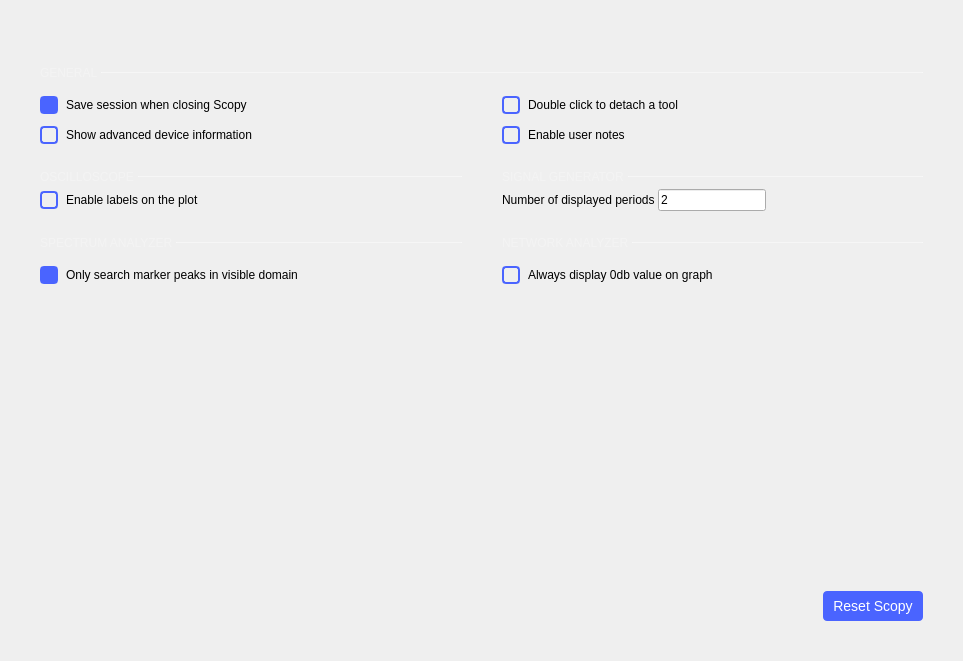
analogdevicesinc/scopy, file ui/preferences.ui: the form before one commit.
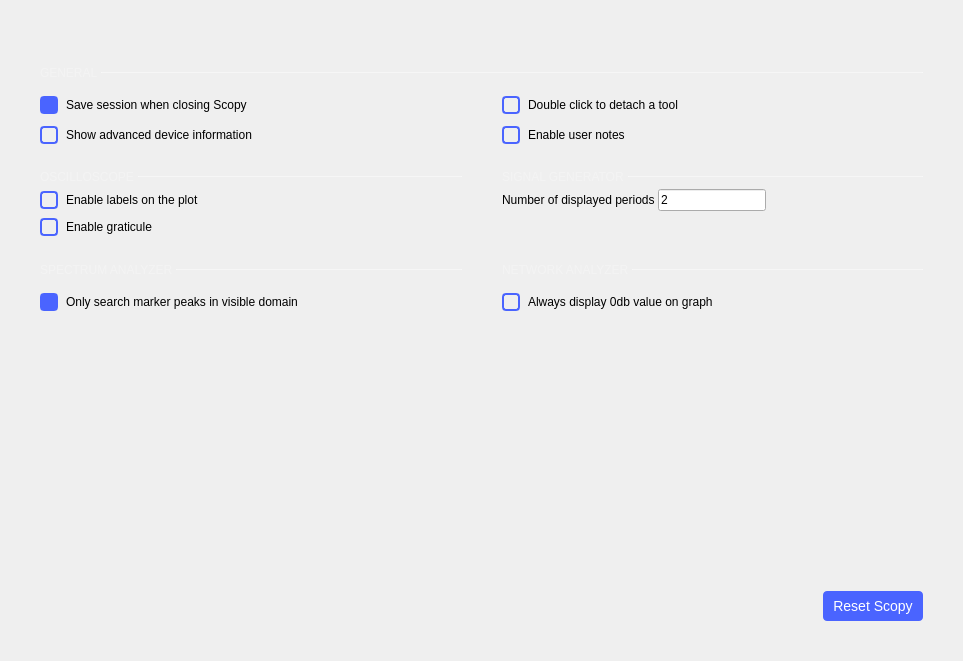
The form after the commit. Custom widgets are drawn as their Qt base class.

Commit message: Preferences: add option to enable / disable oscilloscope graticule

The edit to the form file:
```diff
--- a/ui/preferences.ui
+++ b/ui/preferences.ui
@@ -566,6 +566,78 @@
                 </item>
                </layout>
               </item>
+              <item>
+               <spacer name="verticalSpacer_2">
+                <property name="orientation">
+                 <enum>Qt::Vertical</enum>
+                </property>
+                <property name="sizeType">
+                 <enum>QSizePolicy::Fixed</enum>
+                </property>
+                <property name="sizeHint" stdset="0">
+                 <size>
+                  <width>20</width>
+                  <height>5</height>
+                 </size>
+                </property>
+               </spacer>
+              </item>
+              <item>
+               <layout class="QHBoxLayout" name="horizontalLayout_13">
+                <property name="spacing">
+                 <number>0</number>
+                </property>
+                <property name="bottomMargin">
+                 <number>0</number>
+                </property>
+                <item>
+                 <widget class="QCheckBox" name="oscGraticuleCheckBox">
+                  <property name="styleSheet">
+                   <string notr="true">QCheckBox {
+  spacing: 8px;
+  background-color: transparent;
+  font-size: 14px;
+  font-weight: bold;
+  
+  color: rgba(255, 255, 255, 153);
+}
+
+QCheckBox::indicator {
+  width: 14px;
+  height: 14px;
+  border: 2px solid rgb(74,100,255);
+  border-radius: 4px;
+}
+QCheckBox::indicator:unchecked { background-color: transparent; }
+QCheckBox::indicator:checked { background-color: rgb(74,100,255); }</string>
+                  </property>
+                  <property name="text">
+                   <string/>
+                  </property>
+                 </widget>
+                </item>
+                <item>
+                 <widget class="QLabel" name="label_13">
+                  <property name="text">
+                   <string>Enable graticule</string>
+                  </property>
+                 </widget>
+                </item>
+                <item>
+                 <spacer name="horizontalSpacer_9">
+                  <property name="orientation">
+                   <enum>Qt::Horizontal</enum>
+                  </property>
+                  <property name="sizeHint" stdset="0">
+                   <size>
+                    <width>40</width>
+                    <height>20</height>
+                   </size>
+                  </property>
+                 </spacer>
+                </item>
+               </layout>
+              </item>
              </layout>
             </widget>
            </item>
@@ -711,6 +783,22 @@
                 </item>
                </layout>
               </item>
+              <item>
+               <spacer name="verticalSpacer_5">
+                <property name="orientation">
+                 <enum>Qt::Vertical</enum>
+                </property>
+                <property name="sizeType">
+                 <enum>QSizePolicy::Minimum</enum>
+                </property>
+                <property name="sizeHint" stdset="0">
+                 <size>
+                  <width>20</width>
+                  <height>27</height>
+                 </size>
+                </property>
+               </spacer>
+              </item>
              </layout>
             </widget>
            </item>
```
Left out of the diff: 572 changed lines with no effect on the pictures. The commit also changes 3 other files.
